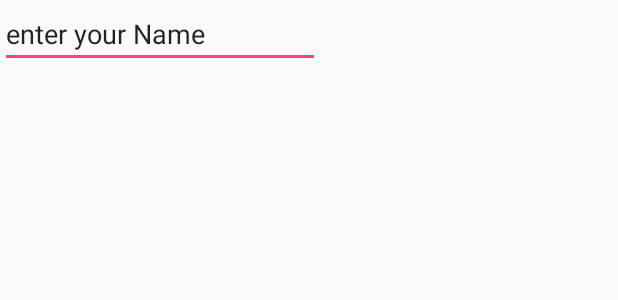
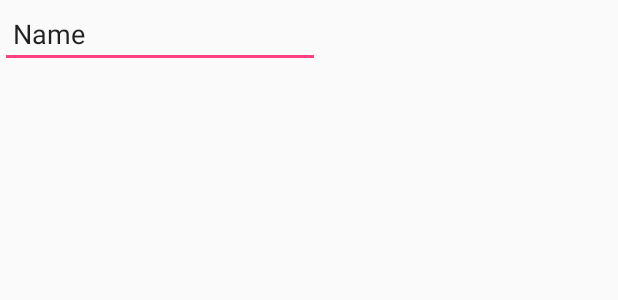
Before and after one commit to Akshay090/SuperHeroGuide, an Android app: the layout activity_main.xml on its own in the app's theme, with its tools: preview values and no code run, on a phone screen of 412 x 824 dp. Shown: the top 300 px of the screen. Run offline under Robolectric (Android 15) with nearby library versions, the phone set to English and light mode, and no system bars.

Commit message:
text view 3

```diff
--- a/app/src/main/res/layout/activity_main.xml
+++ b/app/src/main/res/layout/activity_main.xml
@@ -12,7 +12,7 @@
         android:layout_height="wrap_content"
         android:ems="10"
         android:inputType="textPersonName"
-        android:text="enter your Name"
+        android:text=" Name"
         tools:layout_editor_absoluteX="72dp"
         tools:layout_editor_absoluteY="3dp"
         tools:ignore="MissingConstraints" />
```
